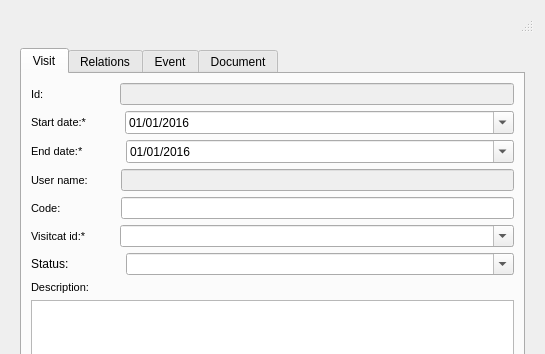
The window that ui/visit.ui (Giswater/giswater_qgis_plugin) describes before a commit, drawn with Qt 5; both pictures show x 0 to 545 and y 0 to 354 of the 545 by 636 pixel window.
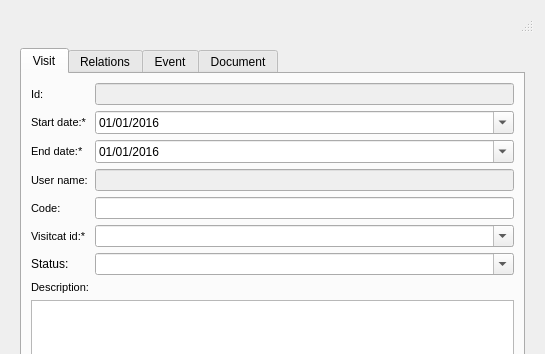
The same window after the commit. Icons and pictures are not drawn.

Commit message: Enhancement: adjust vertical lines on ui

Patch:
```diff
--- a/ui/visit.ui
+++ b/ui/visit.ui
@@ -29,16 +29,12 @@
          <attribute name="title">
           <string>Visit</string>
          </attribute>
-         <layout class="QVBoxLayout" name="verticalLayout" stretch="0,0,0,0,0,0,0,0,0,0">
-          <item>
-           <layout class="QHBoxLayout" name="horizontalLayout" stretch="0,0,1">
-            <item>
-             <widget class="QLabel" name="lbl_id">
+         <layout class="QGridLayout" name="gridLayout">
+          <item row="7" column="0">
+           <widget class="QLabel" name="lbl_descript">
               <property name="font">
                <font>
                 <pointsize>8</pointsize>
-                <weight>50</weight>
-                <bold>false</bold>
                </font>
               </property>
               <property name="frameShape">
@@ -48,7 +44,7 @@
                <enum>QFrame::Plain</enum>
               </property>
               <property name="text">
-               <string>Id:</string>
+             <string>Description:</string>
               </property>
               <property name="textFormat">
                <enum>Qt::AutoText</enum>
@@ -64,37 +60,27 @@
               </property>
              </widget>
             </item>
-            <item>
-             <spacer name="horizontalSpacer_2">
-              <property name="orientation">
-               <enum>Qt::Horizontal</enum>
-              </property>
-              <property name="sizeType">
-               <enum>QSizePolicy::Preferred</enum>
-              </property>
-              <property name="sizeHint" stdset="0">
-               <size>
-                <width>70</width>
-                <height>20</height>
-               </size>
-              </property>
-             </spacer>
-            </item>
-            <item>
-             <widget class="QLineEdit" name="visit_id">
+          <item row="1" column="1">
+           <widget class="QDateTimeEdit" name="startdate">
               <property name="enabled">
-               <bool>false</bool>
-              </property>
-              <property name="frame">
+             <bool>true</bool>
+            </property>
+            <property name="date">
+             <date>
+              <year>2016</year>
+              <month>1</month>
+              <day>1</day>
+             </date>
+            </property>
+            <property name="displayFormat">
+             <string>dd/MM/yyyy</string>
+            </property>
+            <property name="calendarPopup">
                <bool>true</bool>
               </property>
              </widget>
             </item>
-           </layout>
-          </item>
-          <item>
-           <layout class="QHBoxLayout" name="horizontalLayout_2" stretch="0,0,0">
-            <item>
+          <item row="1" column="0">
              <widget class="QLabel" name="lbl_start_date">
               <property name="maximumSize">
                <size>
@@ -132,24 +118,60 @@
               </property>
              </widget>
             </item>
-            <item>
-             <spacer name="horizontalSpacer_3">
-              <property name="orientation">
-               <enum>Qt::Horizontal</enum>
-              </property>
-              <property name="sizeType">
-               <enum>QSizePolicy::Fixed</enum>
-              </property>
-              <property name="sizeHint" stdset="0">
-               <size>
-                <width>22</width>
-                <height>20</height>
-               </size>
-              </property>
-             </spacer>
-            </item>
-            <item>
-             <widget class="QDateTimeEdit" name="startdate">
+          <item row="0" column="0">
+           <widget class="QLabel" name="lbl_id">
+            <property name="font">
+             <font>
+              <pointsize>8</pointsize>
+              <weight>50</weight>
+              <bold>false</bold>
+             </font>
+            </property>
+            <property name="frameShape">
+             <enum>QFrame::NoFrame</enum>
+            </property>
+            <property name="frameShadow">
+             <enum>QFrame::Plain</enum>
+            </property>
+            <property name="text">
+             <string>Id:</string>
+            </property>
+            <property name="textFormat">
+             <enum>Qt::AutoText</enum>
+            </property>
+            <property name="scaledContents">
+             <bool>false</bool>
+            </property>
+            <property name="alignment">
+             <set>Qt::AlignLeading|Qt::AlignLeft|Qt::AlignVCenter</set>
+            </property>
+            <property name="margin">
+             <number>3</number>
+            </property>
+           </widget>
+          </item>
+          <item row="4" column="1">
+           <widget class="QLineEdit" name="ext_code">
+            <property name="enabled">
+             <bool>true</bool>
+            </property>
+            <property name="frame">
+             <bool>true</bool>
+            </property>
+           </widget>
+          </item>
+          <item row="0" column="1">
+           <widget class="QLineEdit" name="visit_id">
+            <property name="enabled">
+             <bool>false</bool>
+            </property>
+            <property name="frame">
+             <bool>true</bool>
+            </property>
+           </widget>
+          </item>
+          <item row="2" column="1">
+           <widget class="QDateTimeEdit" name="enddate">
               <property name="enabled">
                <bool>true</bool>
               </property>
@@ -168,11 +190,37 @@
               </property>
              </widget>
             </item>
-           </layout>
+          <item row="5" column="0">
+           <widget class="QLabel" name="lbl_visitcat_id">
+            <property name="font">
+             <font>
+              <pointsize>8</pointsize>
+             </font>
+            </property>
+            <property name="frameShape">
+             <enum>QFrame::NoFrame</enum>
+            </property>
+            <property name="frameShadow">
+             <enum>QFrame::Plain</enum>
+            </property>
+            <property name="text">
+             <string>Visitcat id:*</string>
+            </property>
+            <property name="textFormat">
+             <enum>Qt::AutoText</enum>
+            </property>
+            <property name="scaledContents">
+             <bool>false</bool>
+            </property>
+            <property name="alignment">
+             <set>Qt::AlignLeading|Qt::AlignLeft|Qt::AlignVCenter</set>
+            </property>
+            <property name="margin">
+             <number>3</number>
+            </property>
+           </widget>
           </item>
-          <item>
-           <layout class="QHBoxLayout" name="horizontalLayout_3" stretch="0,0,0">
-            <item>
+          <item row="2" column="0">
              <widget class="QLabel" name="lbl_end_date">
               <property name="maximumSize">
                <size>
@@ -210,47 +258,7 @@
               </property>
              </widget>
             </item>
-            <item>
-             <spacer name="horizontalSpacer_4">
-              <property name="orientation">
-               <enum>Qt::Horizontal</enum>
-              </property>
-              <property name="sizeType">
-               <enum>QSizePolicy::Fixed</enum>
-              </property>
-              <property name="sizeHint" stdset="0">
-               <size>
-                <width>30</width>
-                <height>20</height>
-               </size>
-              </property>
-             </spacer>
-            </item>
-            <item>
-             <widget class="QDateTimeEdit" name="enddate">
-              <property name="enabled">
-               <bool>true</bool>
-              </property>
-              <property name="date">
-               <date>
-                <year>2016</year>
-                <month>1</month>
-                <day>1</day>
-               </date>
-              </property>
-              <property name="displayFormat">
-               <string>dd/MM/yyyy</string>
-              </property>
-              <property name="calendarPopup">
-               <bool>true</bool>
-              </property>
-             </widget>
-            </item>
-           </layout>
-          </item>
-          <item>
-           <layout class="QHBoxLayout" name="horizontalLayout_4" stretch="0,0,1">
-            <item>
+          <item row="3" column="0">
              <widget class="QLabel" name="lbl_user_name">
               <property name="font">
                <font>
@@ -282,145 +290,7 @@
               </property>
              </widget>
             </item>
-            <item>
-             <spacer name="horizontalSpacer_5">
-              <property name="orientation">
-               <enum>Qt::Horizontal</enum>
-              </property>
-              <property name="sizeType">
-               <enum>QSizePolicy::Fixed</enum>
-              </property>
-              <property name="sizeHint" stdset="0">
-               <size>
-                <width>27</width>
-                <height>20</height>
-               </size>
-              </property>
-             </spacer>
-            </item>
-            <item>
-             <widget class="QLineEdit" name="user_name">
-              <property name="enabled">
-               <bool>false</bool>
-              </property>
-              <property name="frame">
-               <bool>true</bool>
-              </property>
-             </widget>
-            </item>
-           </layout>
-          </item>
-          <item>
-           <layout class="QHBoxLayout" name="horizontalLayout_5" stretch="0,0,1">
-            <item>
-             <widget class="QLabel" name="lbl_code">
-              <property name="font">
-               <font>
-                <pointsize>8</pointsize>
-                <weight>50</weight>
-                <bold>false</bold>
-               </font>
-              </property>
-              <property name="frameShape">
-               <enum>QFrame::NoFrame</enum>
-              </property>
-              <property name="frameShadow">
-               <enum>QFrame::Plain</enum>
-              </property>
-              <property name="text">
-               <string>Code:</string>
-              </property>
-              <property name="textFormat">
-               <enum>Qt::AutoText</enum>
-              </property>
-              <property name="scaledContents">
-               <bool>false</bool>
-              </property>
-              <property name="alignment">
-               <set>Qt::AlignLeading|Qt::AlignLeft|Qt::AlignVCenter</set>
-              </property>
-              <property name="margin">
-               <number>3</number>
-              </property>
-             </widget>
-            </item>
-            <item>
-             <spacer name="horizontalSpacer_6">
-              <property name="orientation">
-               <enum>Qt::Horizontal</enum>
-              </property>
-              <property name="sizeType">
-               <enum>QSizePolicy::Fixed</enum>
-              </property>
-              <property name="sizeHint" stdset="0">
-               <size>
-                <width>54</width>
-                <height>20</height>
-               </size>
-              </property>
-             </spacer>
-            </item>
-            <item>
-             <widget class="QLineEdit" name="ext_code">
-              <property name="enabled">
-               <bool>true</bool>
-              </property>
-              <property name="frame">
-               <bool>true</bool>
-              </property>
-             </widget>
-            </item>
-           </layout>
-          </item>
-          <item>
-           <layout class="QHBoxLayout" name="horizontalLayout_6" stretch="0,0,1">
-            <item>
-             <widget class="QLabel" name="lbl_visitcat_id">
-              <property name="font">
-               <font>
-                <pointsize>8</pointsize>
-               </font>
-              </property>
-              <property name="frameShape">
-               <enum>QFrame::NoFrame</enum>
-              </property>
-              <property name="frameShadow">
-               <enum>QFrame::Plain</enum>
-              </property>
-              <property name="text">
-               <string>Visitcat id:*</string>
-              </property>
-              <property name="textFormat">
-               <enum>Qt::AutoText</enum>
-              </property>
-              <property name="scaledContents">
-               <bool>false</bool>
-              </property>
-              <property name="alignment">
-               <set>Qt::AlignLeading|Qt::AlignLeft|Qt::AlignVCenter</set>
-              </property>
-              <property name="margin">
-               <number>3</number>
-              </property>
-             </widget>
-            </item>
-            <item>
-             <spacer name="horizontalSpacer_7">
-              <property name="orientation">
-               <enum>Qt::Horizontal</enum>
-              </property>
-              <property name="sizeType">
-               <enum>QSizePolicy::Fixed</enum>
-              </property>
-              <property name="sizeHint" stdset="0">
-               <size>
-                <width>27</width>
-                <height>20</height>
-               </size>
-              </property>
-             </spacer>
-            </item>
-            <item>
+          <item row="5" column="1">
              <widget class="QComboBox" name="visitcat_id">
               <property name="editable">
                <bool>true</bool>
@@ -430,11 +300,24 @@
               </property>
              </widget>
             </item>
-           </layout>
+          <item row="6" column="1">
+           <widget class="QComboBox" name="status">
+            <property name="editable">
+             <bool>true</bool>
+            </property>
+           </widget>
           </item>
-          <item>
-           <layout class="QHBoxLayout" name="horizontalLayout_15">
-            <item>
+          <item row="3" column="1">
+           <widget class="QLineEdit" name="user_name">
+            <property name="enabled">
+             <bool>false</bool>
+            </property>
+            <property name="frame">
+             <bool>true</bool>
+            </property>
+           </widget>
+          </item>
+          <item row="6" column="0">
              <widget class="QLabel" name="lbl_status">
               <property name="maximumSize">
                <size>
@@ -447,36 +330,13 @@
               </property>
              </widget>
             </item>
-            <item>
-             <spacer name="horizontalSpacer_8">
-              <property name="orientation">
-               <enum>Qt::Horizontal</enum>
-              </property>
-              <property name="sizeType">
-               <enum>QSizePolicy::Fixed</enum>
-              </property>
-              <property name="sizeHint" stdset="0">
-               <size>
-                <width>49</width>
-                <height>20</height>
-               </size>
-              </property>
-             </spacer>
-            </item>
-            <item>
-             <widget class="QComboBox" name="status">
-              <property name="editable">
-               <bool>true</bool>
-              </property>
-             </widget>
-            </item>
-           </layout>
-          </item>
-          <item>
-           <widget class="QLabel" name="lbl_descript">
+          <item row="4" column="0">
+           <widget class="QLabel" name="lbl_code">
             <property name="font">
              <font>
               <pointsize>8</pointsize>
+              <weight>50</weight>
+              <bold>false</bold>
              </font>
             </property>
             <property name="frameShape">
@@ -486,7 +346,7 @@
              <enum>QFrame::Plain</enum>
             </property>
             <property name="text">
-             <string>Description:</string>
+             <string>Code:</string>
             </property>
             <property name="textFormat">
              <enum>Qt::AutoText</enum>
@@ -502,10 +362,10 @@
             </property>
            </widget>
           </item>
-          <item>
+          <item row="8" column="0" colspan="2">
            <widget class="QTextEdit" name="descript"/>
           </item>
-          <item>
+          <item row="9" column="0" colspan="2">
            <widget class="QPushButton" name="btn_add_geom">
             <property name="text">
              <string>Add geom</string>
```
Left out of the diff: 6 changed lines with no effect on the pictures. Lines whose indentation alone changed are shown as unchanged. The commit also changes 1 other file.
